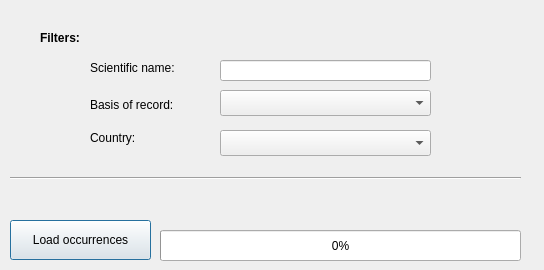
This is GBIFOccurrences/qgis_occurrences_dialog_base.ui in BelgianBiodiversityPlatform/qgis-gbif-api as Qt 5 draws it before an edit. The edited form follows.
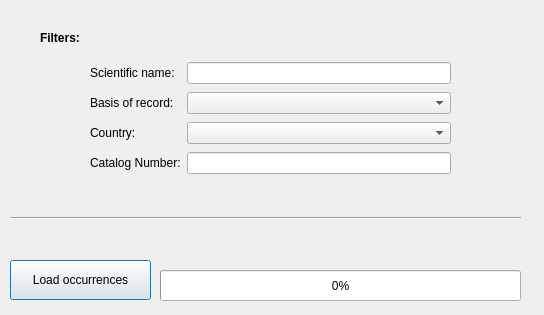
This is the edited form.

Commit message: Added catalog number filter.

Patch:
```diff
--- a/GBIFOccurrences/qgis_occurrences_dialog_base.ui
+++ b/GBIFOccurrences/qgis_occurrences_dialog_base.ui
@@ -7,40 +7,17 @@
     <x>0</x>
     <y>0</y>
     <width>544</width>
-    <height>270</height>
+    <height>315</height>
    </rect>
   </property>
   <property name="windowTitle">
    <string>GBIF Occurrences</string>
   </property>
-  <widget class="QLineEdit" name="scientificNameField">
-   <property name="geometry">
-    <rect>
-     <x>220</x>
-     <y>60</y>
-     <width>211</width>
-     <height>21</height>
-    </rect>
-   </property>
-  </widget>
-  <widget class="QLabel" name="label">
-   <property name="geometry">
-    <rect>
-     <x>90</x>
-     <y>60</y>
-     <width>111</width>
-     <height>16</height>
-    </rect>
-   </property>
-   <property name="text">
-    <string>Scientific name:</string>
-   </property>
-  </widget>
   <widget class="QProgressBar" name="progressBar">
    <property name="geometry">
     <rect>
      <x>160</x>
-     <y>230</y>
+     <y>270</y>
      <width>361</width>
      <height>31</height>
     </rect>
@@ -53,7 +30,7 @@
    <property name="geometry">
     <rect>
      <x>10</x>
-     <y>220</y>
+     <y>260</y>
      <width>141</width>
      <height>40</height>
     </rect>
@@ -64,6 +41,12 @@
    <property name="shortcut">
     <string>Return</string>
    </property>
+   <property name="checkable">
+    <bool>false</bool>
+   </property>
+   <property name="default">
+    <bool>false</bool>
+   </property>
    <property name="flat">
     <bool>false</bool>
    </property>
@@ -72,7 +55,7 @@
    <property name="geometry">
     <rect>
      <x>20</x>
-     <y>200</y>
+     <y>240</y>
      <width>501</width>
      <height>20</height>
     </rect>
@@ -81,57 +64,11 @@
     <string/>
    </property>
   </widget>
-  <widget class="QComboBox" name="basisComboBox">
-   <property name="geometry">
-    <rect>
-     <x>220</x>
-     <y>90</y>
-     <width>211</width>
-     <height>26</height>
-    </rect>
-   </property>
-  </widget>
-  <widget class="QLabel" name="label_2">
-   <property name="geometry">
-    <rect>
-     <x>90</x>
-     <y>90</y>
-     <width>111</width>
-     <height>30</height>
-    </rect>
-   </property>
-   <property name="text">
-    <string>Basis of record:</string>
-   </property>
-  </widget>
-  <widget class="QLabel" name="label_3">
-   <property name="geometry">
-    <rect>
-     <x>90</x>
-     <y>130</y>
-     <width>62</width>
-     <height>16</height>
-    </rect>
-   </property>
-   <property name="text">
-    <string>Country:</string>
-   </property>
-  </widget>
-  <widget class="QComboBox" name="countryComboBox">
-   <property name="geometry">
-    <rect>
-     <x>220</x>
-     <y>130</y>
-     <width>211</width>
-     <height>26</height>
-    </rect>
-   </property>
-  </widget>
   <widget class="Line" name="line">
    <property name="geometry">
     <rect>
      <x>10</x>
-     <y>170</y>
+     <y>210</y>
      <width>511</width>
      <height>16</height>
     </rect>
@@ -160,6 +97,58 @@
     <string>Filters:</string>
    </property>
   </widget>
+  <widget class="QWidget" name="">
+   <property name="geometry">
+    <rect>
+     <x>90</x>
+     <y>60</y>
+     <width>361</width>
+     <height>120</height>
+    </rect>
+   </property>
+   <layout class="QGridLayout" name="gridLayout">
+    <item row="0" column="0">
+     <widget class="QLabel" name="label">
+      <property name="text">
+       <string>Scientific name:</string>
+      </property>
+     </widget>
+    </item>
+    <item row="0" column="1">
+     <widget class="QLineEdit" name="scientificNameField"/>
+    </item>
+    <item row="1" column="0">
+     <widget class="QLabel" name="label_2">
+      <property name="text">
+       <string>Basis of record:</string>
+      </property>
+     </widget>
+    </item>
+    <item row="1" column="1">
+     <widget class="QComboBox" name="basisComboBox"/>
+    </item>
+    <item row="2" column="0">
+     <widget class="QLabel" name="label_3">
+      <property name="text">
+       <string>Country:</string>
+      </property>
+     </widget>
+    </item>
+    <item row="2" column="1">
+     <widget class="QComboBox" name="countryComboBox"/>
+    </item>
+    <item row="3" column="0">
+     <widget class="QLabel" name="label_5">
+      <property name="text">
+       <string>Catalog Number:</string>
+      </property>
+     </widget>
+    </item>
+    <item row="3" column="1">
+     <widget class="QLineEdit" name="catalogNumberField"/>
+    </item>
+   </layout>
+  </widget>
   <zorder>progressBar</zorder>
   <zorder>loadButton</zorder>
   <zorder>loadingLabel</zorder>
```
Left out of the diff: 2 changed lines with no effect on the pictures. The commit also changes 5 other files.
